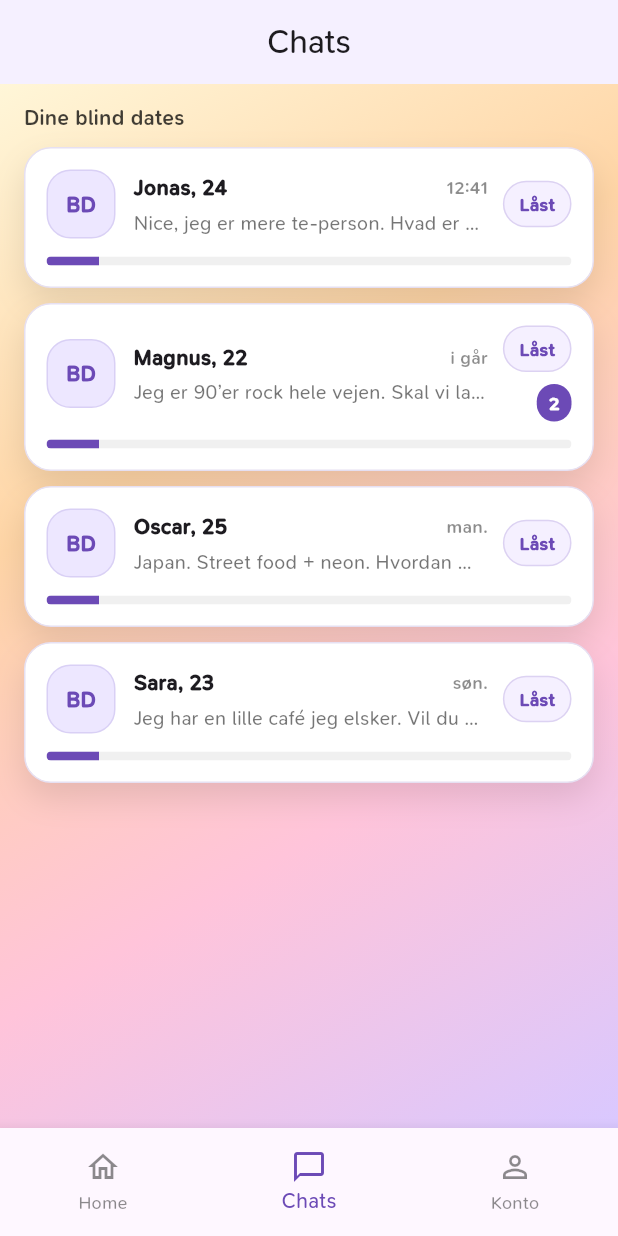
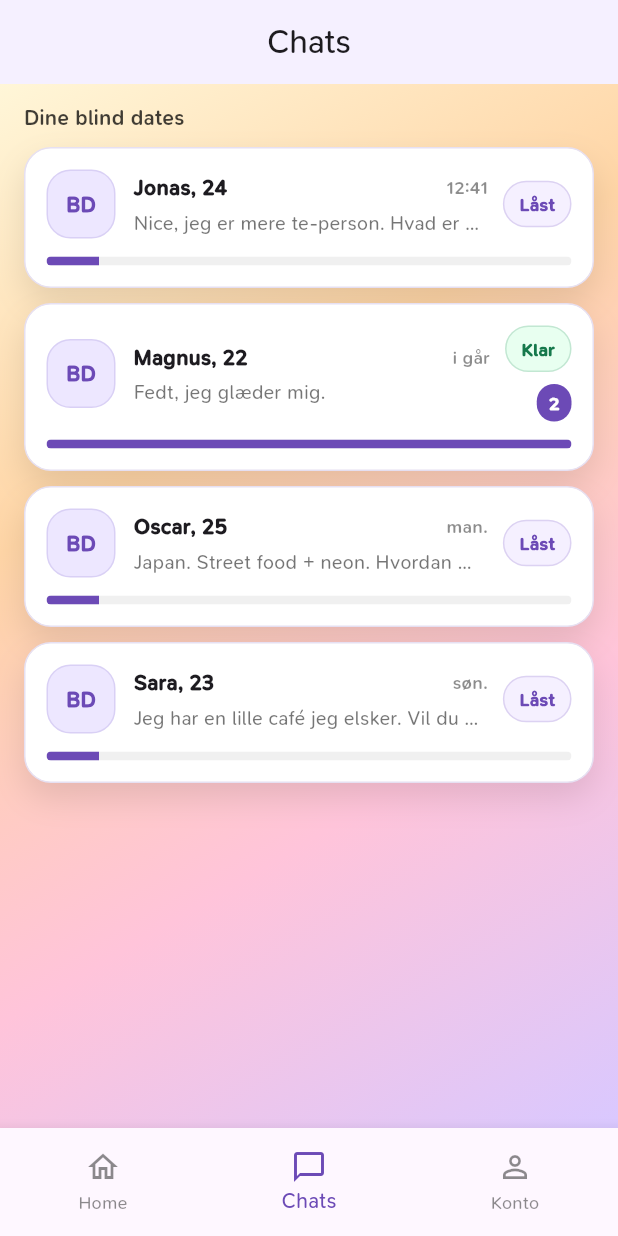
Before and after one commit to AmodioR/blind-date-app, a Flutter app: the screen it shows after launch, item 2 of the bottom bar chosen, on a phone screen of 412 x 824 dp. Run offline on Flutter 3.47's test engine with Material 3 defaults, Android fonts, the phone set to English and light mode, and no system bars.

Commit message:
Update Magnus chat dummy messages

```diff
--- a/lib/screens/secret_chat_screen.dart
+++ b/lib/screens/secret_chat_screen.dart
@@ -216,16 +216,84 @@ const Map<String, ChatData> chatConversations = {
     age: 22,
     messages: const [
       ChatMessage(
-        text: 'Hvilken type musik får dig altid i godt humør?',
+        text: 'Godmorgen, sovet godt?',
         isMe: false,
       ),
       ChatMessage(
-        text: 'Indie pop eller noget med god energi. Dig?',
+        text: 'Ja, helt roligt i nat.',
         isMe: true,
       ),
       ChatMessage(
-        text: 'Jeg er 90’er rock hele vejen. Skal vi lave en playliste?',
+        text: 'Hvad skal din dag?',
         isMe: false,
+      ),
+      ChatMessage(
+        text: 'Arbejde og lidt træning.',
+        isMe: true,
+      ),
+      ChatMessage(
+        text: 'Lyder fint. Hvilken træning?',
+        isMe: false,
+      ),
+      ChatMessage(
+        text: 'En kort løbetur.',
+        isMe: true,
+      ),
+      ChatMessage(
+        text: 'Jeg går en tur senere.',
+        isMe: false,
+      ),
+      ChatMessage(
+        text: 'Det gør godt.',
+        isMe: true,
+      ),
+      ChatMessage(
+        text: 'Har du frokostplaner?',
+        isMe: false,
+      ),
+      ChatMessage(
+        text: 'Salat og kaffe.',
+        isMe: true,
+      ),
+      ChatMessage(
+        text: 'Kaffe er altid godt.',
+        isMe: false,
+      ),
+      ChatMessage(
+        text: 'Helt enig.',
+        isMe: true,
+      ),
+      ChatMessage(
+        text: 'Hvilken musik nu?',
+        isMe: false,
+      ),
+      ChatMessage(
+        text: 'Rolig indie i dag.',
+        isMe: true,
+      ),
+      ChatMessage(
+        text: 'Det passer til vejret.',
+        isMe: false,
+      ),
+      ChatMessage(
+        text: 'Ja, det gør.',
+        isMe: true,
+      ),
+      ChatMessage(
+        text: 'Skal vi lave playlisten?',
+        isMe: false,
+      ),
+      ChatMessage(
+        text: 'Gerne, send dine favoritter.',
+        isMe: true,
+      ),
+      ChatMessage(
+        text: 'Jeg sender et par.',
+        isMe: false,
+      ),
+      ChatMessage(
+        text: 'Fedt, jeg glæder mig.',
+        isMe: true,
       ),
     ],
   ),
```
